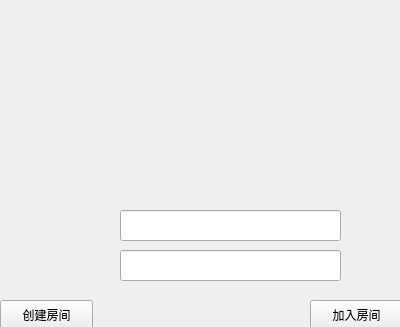
The window that login.ui (zhengYYZZ/chatRoom) describes before a commit, drawn with Qt 5.
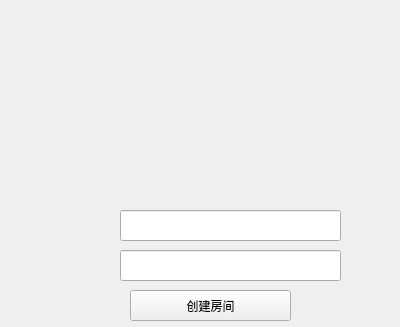
The same window after the commit. Icons and pictures are not drawn.

Diff of the .ui file:
```diff
--- a/login.ui
+++ b/login.ui
@@ -61,29 +61,16 @@
   <widget class="QPushButton" name="createPushButton">
    <property name="geometry">
     <rect>
-     <x>0</x>
-     <y>300</y>
-     <width>93</width>
-     <height>30</height>
+     <x>130</x>
+     <y>290</y>
+     <width>161</width>
+     <height>31</height>
     </rect>
    </property>
    <property name="text">
     <string>创建房间</string>
    </property>
   </widget>
-  <widget class="QPushButton" name="joinPushButton">
-   <property name="geometry">
-    <rect>
-     <x>310</x>
-     <y>300</y>
-     <width>93</width>
-     <height>30</height>
-    </rect>
-   </property>
-   <property name="text">
-    <string>加入房间</string>
-   </property>
-  </widget>
   <widget class="QLabel" name="headPortraitLabel">
    <property name="geometry">
     <rect>
```
Left out of the diff: 6 changed lines with no effect on the pictures.
